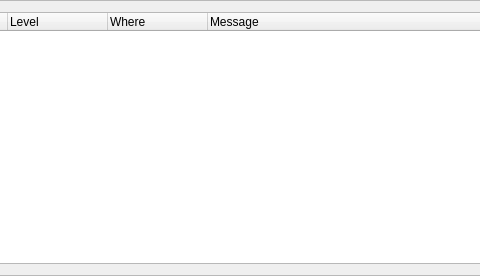
First picture: the form in tools/src/cetech/playground/qt/ui/logwidget.ui, repository cyberegoorg/cetech, before the edit; both pictures show x 105 to 585 and y 0 to 276 of the 1103 by 276 pixel window.
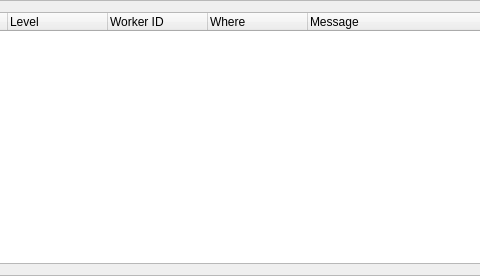
Second picture: the form after the edit.

Commit message: playground: worker id in log system  (#85)

```diff
--- a/tools/src/cetech/playground/qt/ui/logwidget.ui
+++ b/tools/src/cetech/playground/qt/ui/logwidget.ui
@@ -47,6 +47,11 @@
        <string>Level</string>
       </property>
      </column>
+     <column>
+      <property name="text">
+       <string>Worker ID</string>
+      </property>
+     </column>
      <column>
       <property name="text">
        <string>Where</string>
```
The commit also changes 3 other files.
